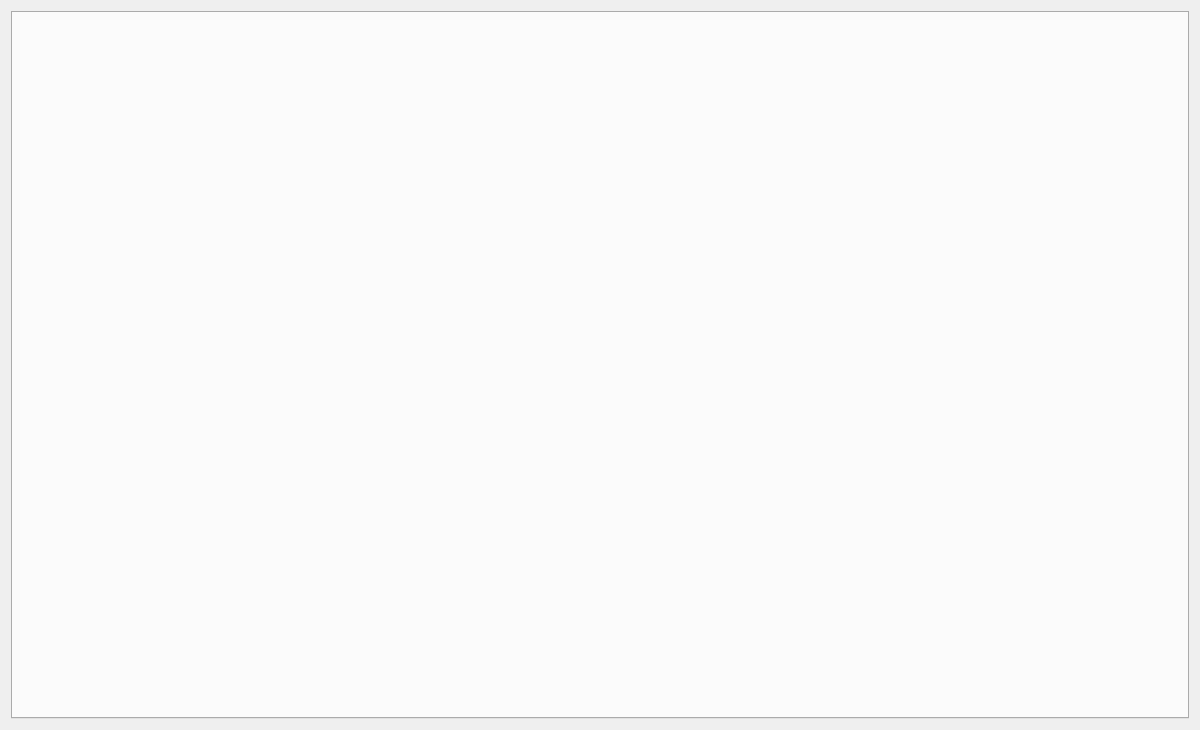
Old version of the form src/UI/window/config/src/ConfigWindow.ui in the repository okstar-org/ok-msg-desktop.
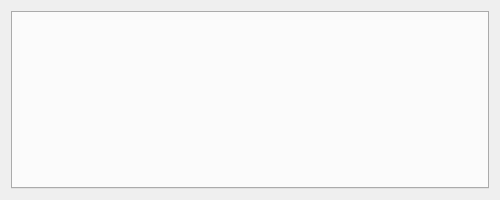
New version of the form.

What changed in the file:
```diff
--- a/src/UI/window/config/src/ConfigWindow.ui
+++ b/src/UI/window/config/src/ConfigWindow.ui
@@ -6,8 +6,8 @@
    <rect>
     <x>0</x>
     <y>0</y>
-    <width>1200</width>
-    <height>730</height>
+       <width>500</width>
+       <height>200</height>
    </rect>
   </property>
   <property name="windowTitle">
```
Left out of the diff: 12 changed lines with no effect on the pictures.
